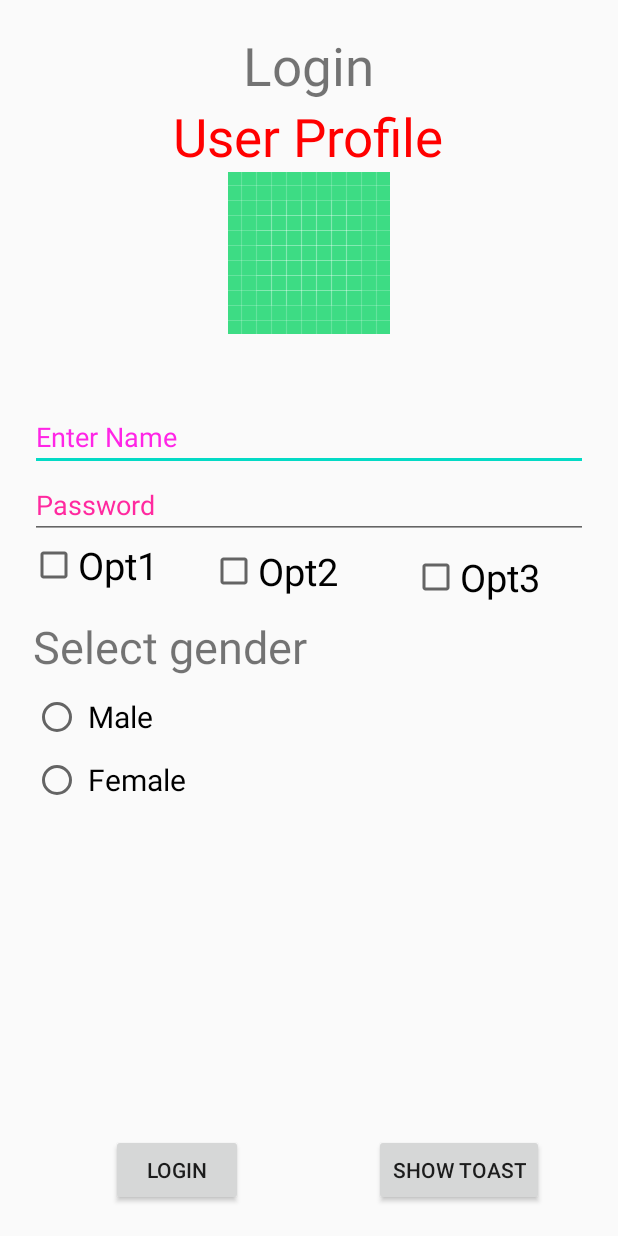
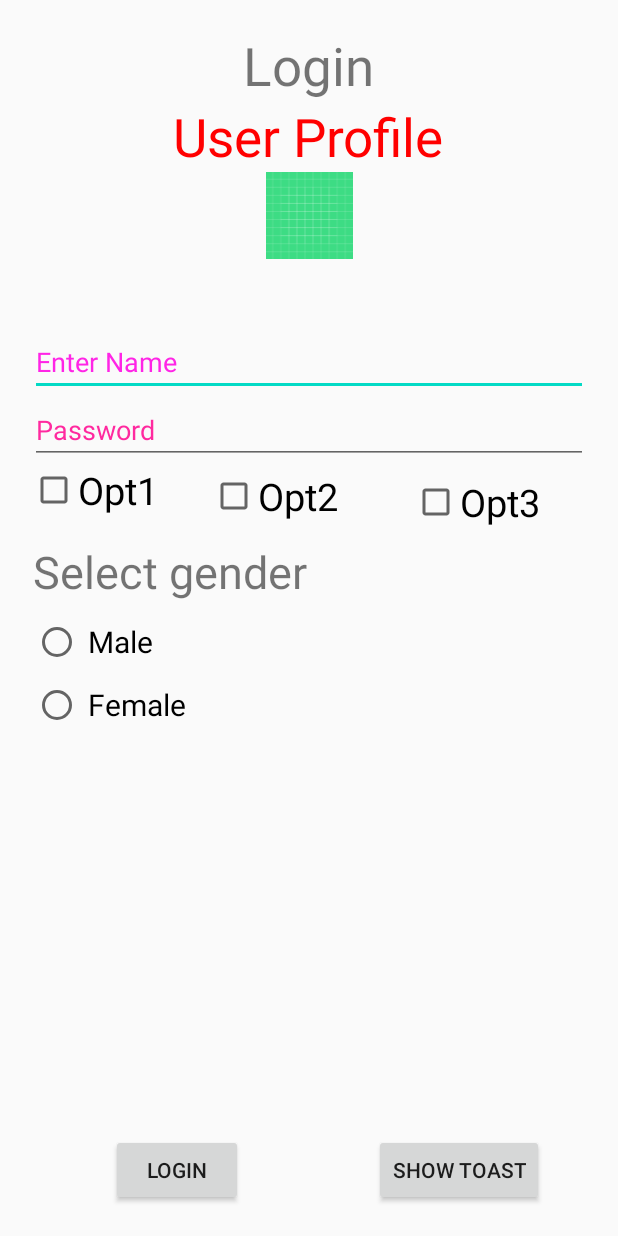
Before and after one commit to VijayaP-Cuelogic/AndroidTraining, an Android app: the layout fragment_first.xml on its own in the app's theme, with its tools: preview values and no code run, on a phone screen of 412 x 824 dp. Run offline under Robolectric (Android 15) with nearby library versions, the phone set to English and light mode, and no system bars.

Commit message:
commit changes

```diff
--- a/app/src/main/res/layout/fragment_first.xml
+++ b/app/src/main/res/layout/fragment_first.xml
@@ -39,12 +39,12 @@
         android:layout_alignParentEnd = "true" />
 
     <ImageView
+        android:id="@+id/imageView"
         android:layout_width="wrap_content"
-        android:layout_height="wrap_content"
-        android:id="@+id/imageView"
-        android:src="@drawable/ic_launcher_background"
+        android:layout_height="58dp"
         android:layout_below="@+id/textView"
-        android:layout_centerHorizontal="true" />
+        android:layout_centerHorizontal="true"
+        android:src="@drawable/ic_launcher_background" />
 
     <EditText
         android:layout_width="wrap_content"
```
Also changed, not shown: app/src/main/java/com/example/oopsconceptskotlin/FirstFragment.kt (+15 -5 lines).
